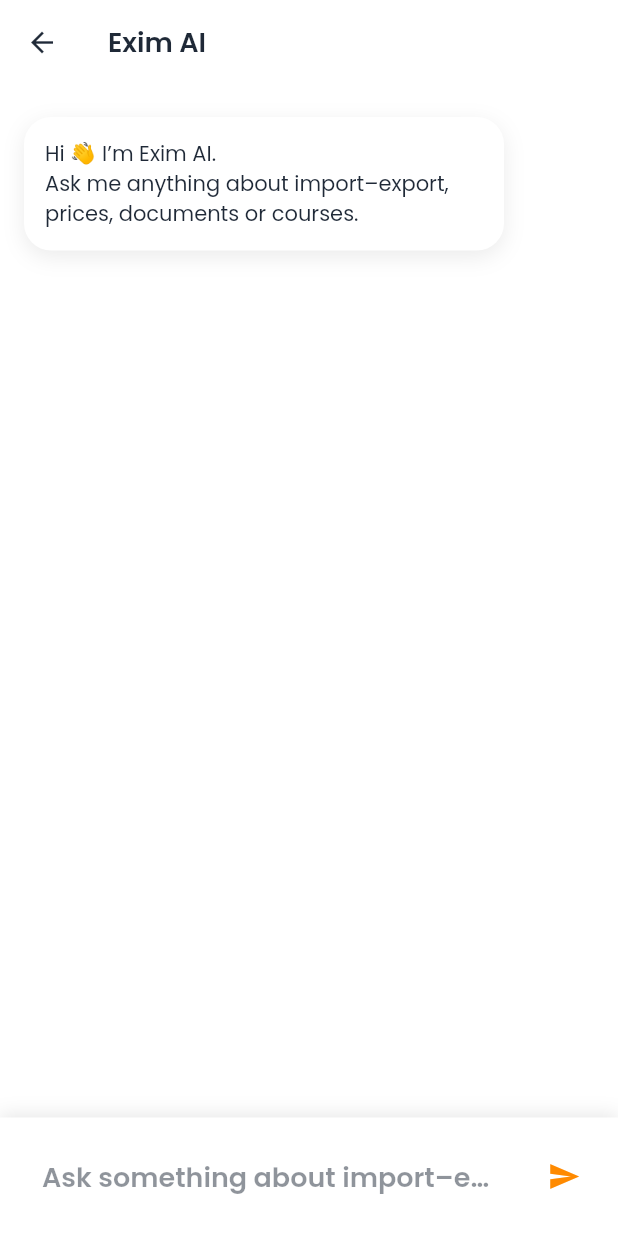
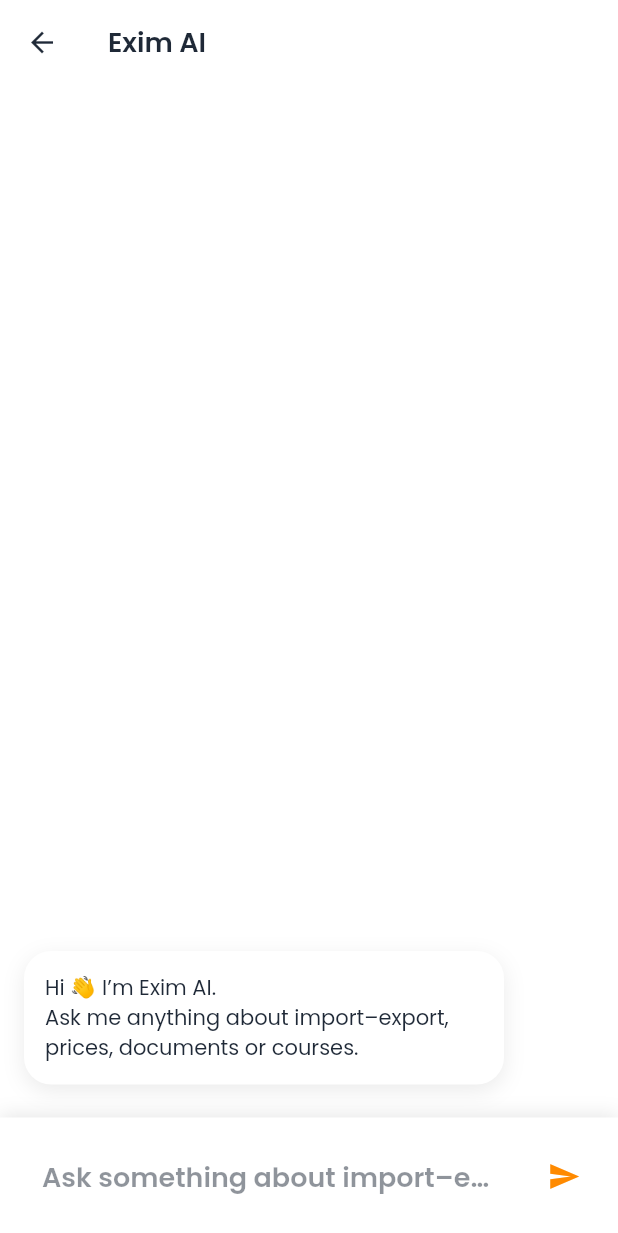
Before and after one commit to codebyAG/exim_lab, a Flutter app: the AiChatScreen screen opened directly, on a phone screen of 412 x 824 dp. Shown: the top 1233 px of the screen. Run offline on Flutter 3.47's test engine with Material 3 defaults, Android fonts, the phone set to English and light mode, and no system bars; our stand-ins replace awesome_notifications, cached_network_image, dio, firebase_analytics, firebase_core, firebase_messaging and 4 more; missing offline and left inert: firebase_in_app_messaging, in_app_update; accounts and stored records are empty.

Commit message:
new module

```diff
--- a/lib/features/chatai/presentation/screens/ai_chat_screen.dart
+++ b/lib/features/chatai/presentation/screens/ai_chat_screen.dart
@@ -84,11 +84,12 @@ class _AiChatScreenState extends State<AiChatScreen> {
           // 🔹 CHAT LIST (BOTTOM → TOP)
           Expanded(
             child: ListView.builder(
-              reverse: false,
+              controller: _scrollController,
+              reverse: true,
               padding: const EdgeInsets.all(16),
               itemCount: _messages.length + (_isTyping ? 1 : 0),
               itemBuilder: (context, index) {
-                // 🔹 Typing indicator always on top
+                // 🔹 Typing indicator always on top (which is index 0 in reverse)
                 if (_isTyping && index == 0) {
                   return const _TypingIndicator();
                 }
@@ -96,7 +97,9 @@ class _AiChatScreenState extends State<AiChatScreen> {
                 // 🔹 Correct message index mapping
                 final messageIndex = _isTyping ? index - 1 : index;
 
-                final message = _messages[_messages.length - 1 - messageIndex];
+                // With reverse: true, index 0 is at bottom (newest).
+                // Our internal list has newest at 0. So we can just use index.
+                final message = _messages[messageIndex];
 
                 return _ChatBubble(message: message);
               },
@@ -110,7 +113,7 @@ class _AiChatScreenState extends State<AiChatScreen> {
               color: cs.surface,
               boxShadow: [
                 BoxShadow(
-                  color: Colors.black.withOpacity(0.1),
+                  color: Colors.black.withValues(alpha: 0.1),
                   blurRadius: 10,
                   offset: const Offset(0, -2),
                 ),
@@ -179,7 +182,7 @@ class _ChatBubble extends StatelessWidget {
           borderRadius: BorderRadius.circular(18),
           boxShadow: [
             BoxShadow(
-              color: Colors.black.withOpacity(0.08),
+              color: Colors.black.withValues(alpha: 0.08),
               blurRadius: 12,
               offset: const Offset(0, 4),
             ),
@@ -214,7 +217,7 @@ class _TypingIndicator extends StatelessWidget {
           borderRadius: BorderRadius.circular(18),
           boxShadow: [
             BoxShadow(
-              color: Colors.black.withOpacity(0.06),
+              color: Colors.black.withValues(alpha: 0.06),
               blurRadius: 10,
               offset: const Offset(0, 4),
             ),
@@ -222,7 +225,10 @@ class _TypingIndicator extends StatelessWidget {
         ),
         child: Text(
           'Exim AI is typing...',
-          style: TextStyle(fontSize: 13, color: cs.onSurface.withOpacity(0.6)),
+          style: TextStyle(
+            fontSize: 13,
+            color: cs.onSurface.withValues(alpha: 0.6),
+          ),
         ),
       ),
     );
--- a/lib/features/courses/presentation/screens/courses_list_screen.dart
+++ b/lib/features/courses/presentation/screens/courses_list_screen.dart
@@ -4,7 +4,6 @@ import 'package:exim_lab/features/courses/data/models/course_model.dart';
 
 import 'package:exim_lab/core/navigation/app_navigator.dart';
 import 'package:exim_lab/features/courses/presentation/screens/courses_details_screen.dart';
-import 'package:exim_lab/features/courses/presentation/states/course_details_state.dart';
 import 'package:exim_lab/features/courses/presentation/states/course_state.dart';
 import 'package:flutter/material.dart';
 import 'package:provider/provider.dart';
--- a/lib/features/profile/presentation/screens/profile_screen.dart
+++ b/lib/features/profile/presentation/screens/profile_screen.dart
@@ -104,21 +104,21 @@ class _ProfileScreenState extends State<ProfileScreen> {
                 children: [
                   _StatsCard(
                     label: 'Active',
-                    value: '${user!.stats!.activeCourses}',
+                    value: '${user?.stats?.activeCourses ?? 0}',
                     icon: Icons.play_circle_outline_rounded,
                     color: Colors.blue,
                   ),
                   SizedBox(width: 3.w),
                   _StatsCard(
                     label: 'Completed',
-                    value: '${user!.stats!.completedCourses}',
+                    value: '${user?.stats?.completedCourses ?? 0}',
                     icon: Icons.check_circle_outline_rounded,
                     color: Colors.green,
                   ),
                   SizedBox(width: 3.w),
                   _StatsCard(
                     label: 'Quizzes',
-                    value: '${user!.stats!.quizzesTaken}',
+                    value: '${user?.stats?.quizzesTaken ?? 0}',
                     icon: Icons.quiz_outlined,
                     color: Colors.orange,
                   ),
```
